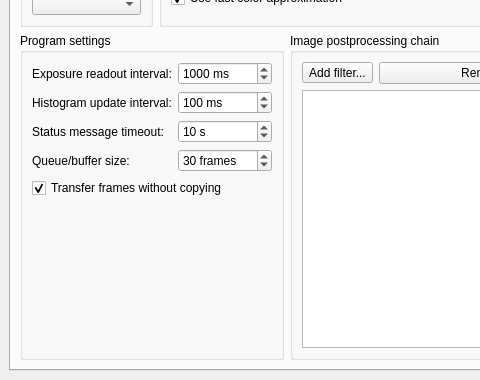
Qt form src/mainwindow.ui (AD-Vega/qarv) before a commit; both pictures show x 0 to 480 and y 187 to 567 of the 926 by 567 pixel window.
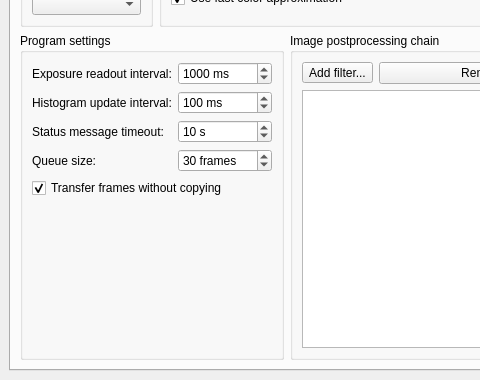
The same form after that commit. The open tabs and pages were chosen to show the change. Icons and pictures are not drawn. Custom widgets are drawn as their Qt base class.

Commit message: Decide to use "queue" for the frame queue in the GUI.

The edit to the form file:
```diff
--- a/src/mainwindow.ui
+++ b/src/mainwindow.ui
@@ -671,7 +671,7 @@
            <item row="3" column="0">
             <widget class="QLabel" name="label_25">
              <property name="text">
-              <string>Queue/buffer size:</string>
+              <string>Queue size:</string>
              </property>
             </widget>
            </item>
```
Left out of the diff: 2 changed lines with no effect on the pictures. The commit also changes 1 other file.
